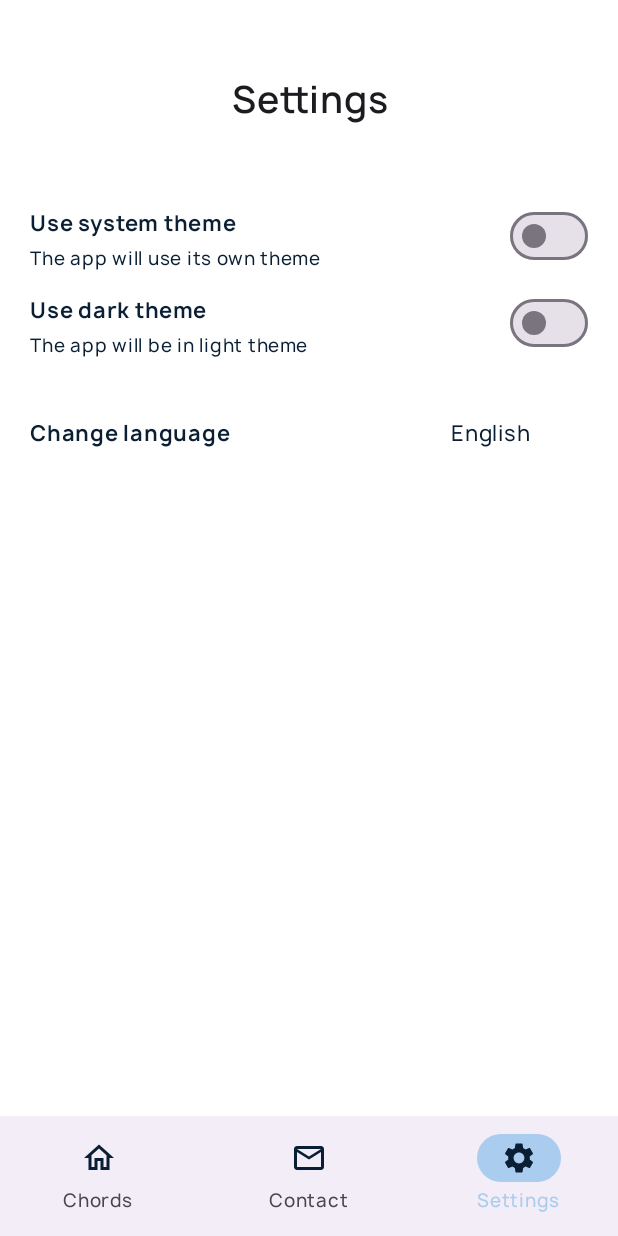
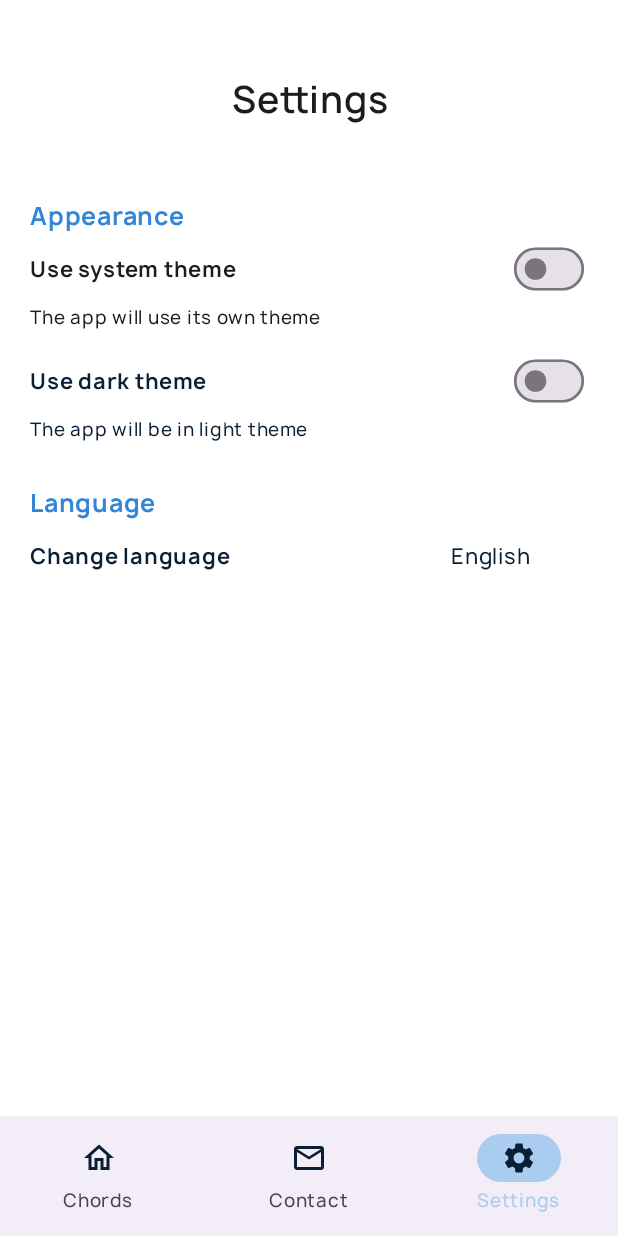
Before and after one commit to vipe1375/Kords, an Android app built with Jetpack Compose: the screen it shows after launch (MainActivity), item 3 of the bottom bar chosen, on a phone screen of 412 x 824 dp. Run offline under Robolectric (Android 15) with nearby library versions, the phone set to English and light mode, and no system bars; our stand-ins replace Firebase (no records; nobody signed in at launch, a user with empty details on screens opened directly).

Commit message:
rework of settings screen

```diff
--- a/app/src/main/java/com/vipedev/kords/MainActivity.kt
+++ b/app/src/main/java/com/vipedev/kords/MainActivity.kt
@@ -93,6 +93,14 @@ class MainActivity : ComponentActivity() {
                         hasNews = true)
                 )
 
+
+/*
+
+                val autoDownload: Boolean = dataStore.getAutoDownload.collectAsState(initial = true).value!!
+                println(autoDownload)
+*/
+
+                // var isLoading by rememberSaveable { mutableStateOf(autoDownload) }
                 var isLoading by rememberSaveable { mutableStateOf(true) }
 
                 LaunchedEffect(isLoading) // Unit is the key which determines when the effect should be run
@@ -120,6 +128,7 @@ class MainActivity : ComponentActivity() {
                     MainScreen(items = items, viewModel = viewModel, dataStore = dataStore, settingsViewModel = settingsViewModel)
                 }
 
+
             }
         }
     }
--- /dev/null
+++ b/app/src/main/java/com/vipedev/kords/settings_screen/AutoDownloadOption.kt
@@ -0,0 +1,92 @@
+package com.vipedev.kords.settings_screen
+
+import androidx.compose.foundation.clickable
+import androidx.compose.foundation.layout.Arrangement
+import androidx.compose.foundation.layout.Box
+import androidx.compose.foundation.layout.Column
+import androidx.compose.foundation.layout.Spacer
+import androidx.compose.foundation.layout.fillMaxWidth
+import androidx.compose.foundation.layout.height
+import androidx.compose.foundation.layout.padding
+import androidx.compose.foundation.layout.width
+import androidx.compose.material3.DropdownMenu
+import androidx.compose.material3.MaterialTheme
+import androidx.compose.material3.Switch
+import androidx.compose.material3.Text
+import androidx.compose.material3.TextButton
+import androidx.compose.runtime.Composable
+import androidx.compose.runtime.collectAsState
+import androidx.compose.runtime.getValue
+import androidx.compose.runtime.mutableStateOf
+import androidx.compose.runtime.rememberCoroutineScope
+import androidx.compose.runtime.saveable.rememberSaveable
+import androidx.compose.runtime.setValue
+import androidx.compose.ui.Alignment
+import androidx.compose.ui.Modifier
+import androidx.compose.ui.draw.scale
+import androidx.compose.ui.graphics.RectangleShape
+import androidx.compose.ui.platform.LocalContext
+import androidx.compose.ui.res.stringResource
+import androidx.compose.ui.text.font.FontWeight
+import androidx.compose.ui.unit.DpOffset
+import androidx.compose.ui.unit.dp
+import com.vipedev.kords.R
+import kotlinx.coroutines.launch
+
+@Composable
+fun AutoDownloadOption(dataStore: StorePreferences) {
+
+    val title = stringResource(R.string.auto_download)
+    val descriptionOn = stringResource(R.string.auto_download_on)
+    val descriptionOff = stringResource(R.string.auto_download_off)
+
+    val frac = 0.8F
+
+    // scope
+    val scope = rememberCoroutineScope()
+
+    val savedState = dataStore.getAutoDownload.collectAsState(initial = true).value!!
+
+    Column (
+        modifier = Modifier.fillMaxWidth(),
+        horizontalAlignment = Alignment.Start,
+        verticalArrangement = Arrangement.Center
+    ){
+
+        Box (
+            contentAlignment = Alignment.CenterEnd,
+            modifier = Modifier.fillMaxWidth()
+        ){
+            Text(text = title,
+                style = MaterialTheme.typography.labelLarge,
+                fontWeight = FontWeight.Bold,
+                modifier = Modifier
+                    .align(Alignment.CenterStart)
+                    .fillMaxWidth(frac)
+            )
+
+            Switch(
+                checked = savedState,
+                onCheckedChange = {
+                    scope.launch { dataStore.saveAutoDownload(!savedState) }
+                },
+                enabled = true,
+                modifier = Modifier
+                    .align(Alignment.CenterEnd)
+                    .scale(0.9f)
+            )
+        }
+
+        Text(
+            text = if (savedState) {
+                descriptionOn
+            } else {
+                descriptionOff
+            },
+            style = MaterialTheme.typography.labelMedium,
+            modifier = Modifier.fillMaxWidth(frac)
+        )
+    }
+
+    Spacer(modifier = Modifier.height(20.dp))
+}
--- /dev/null
+++ b/app/src/main/java/com/vipedev/kords/settings_screen/DownloadOption.kt
@@ -0,0 +1,58 @@
+package com.vipedev.kords.settings_screen
+
+import androidx.compose.foundation.layout.fillMaxWidth
+import androidx.compose.foundation.layout.padding
+import androidx.compose.foundation.shape.CircleShape
+import androidx.compose.material3.ButtonDefaults
+import androidx.compose.material3.MaterialTheme
+import androidx.compose.material3.OutlinedButton
+import androidx.compose.material3.Text
+import androidx.compose.material3.TextButton
+import androidx.compose.runtime.Composable
+import androidx.compose.runtime.collectAsState
+import androidx.compose.runtime.getValue
+import androidx.compose.runtime.mutableStateOf
+import androidx.compose.runtime.remember
+import androidx.compose.runtime.rememberCoroutineScope
+import androidx.compose.runtime.setValue
+import androidx.compose.ui.Alignment
+import androidx.compose.ui.Modifier
+import androidx.compose.ui.graphics.RectangleShape
+import androidx.compose.ui.res.stringResource
+import androidx.compose.ui.text.font.FontWeight
+import androidx.compose.ui.text.style.TextAlign
+import androidx.compose.ui.unit.dp
+import com.vipedev.kords.R
+import kotlinx.coroutines.launch
+
+
+@Composable
+fun DownloadOption(viewModel: SettingsViewModel, dataStore: StorePreferences) {
+
+    val title = stringResource(R.string.update_chords_title)
+    val autoDownload : Boolean = dataStore.getAutoDownload.collectAsState(initial = true).value!!
+
+    val scope = rememberCoroutineScope()
+
+    OutlinedButton(
+        onClick = {
+            scope.launch { viewModel.downloadChords() }
+        },
+        modifier = Modifier.fillMaxWidth(),
+        shape = CircleShape,
+    )
+    {
+        Text(text = title,
+            modifier = Modifier.fillMaxWidth(),
+            style = MaterialTheme.typography.labelLarge,
+            fontWeight = FontWeight.Bold,
+            textAlign = TextAlign.Start,
+            color = if (viewModel.isDownloading) {
+                    MaterialTheme.colorScheme.scrim
+                } else {
+                    MaterialTheme.colorScheme.onPrimary
+                }
+
+        )
+    }
+}
--- a/app/src/main/java/com/vipedev/kords/settings_screen/OptionDisplay.kt
+++ b/app/src/main/java/com/vipedev/kords/settings_screen/LanguageOption.kt
@@ -1,7 +1,6 @@
 package com.vipedev.kords.settings_screen
 
 import androidx.compose.foundation.clickable
-import androidx.compose.foundation.layout.Arrangement
 import androidx.compose.foundation.layout.Box
 import androidx.compose.foundation.layout.Column
 import androidx.compose.foundation.layout.Spacer
@@ -11,96 +10,36 @@ import androidx.compose.foundation.layout.padding
 import androidx.compose.foundation.layout.width
 import androidx.compose.material3.DropdownMenu
 import androidx.compose.material3.MaterialTheme
-import androidx.compose.material3.Switch
 import androidx.compose.material3.Text
 import androidx.compose.material3.TextButton
 import androidx.compose.runtime.Composable
-import androidx.compose.runtime.collectAsState
 import androidx.compose.runtime.getValue
 import androidx.compose.runtime.mutableStateOf
-import androidx.compose.runtime.rememberCoroutineScope
 import androidx.compose.runtime.saveable.rememberSaveable
 import androidx.compose.runtime.setValue
 import androidx.compose.ui.Alignment
 import androidx.compose.ui.Modifier
 import androidx.compose.ui.graphics.RectangleShape
 import androidx.compose.ui.platform.LocalContext
+import androidx.compose.ui.res.stringResource
 import androidx.compose.ui.text.font.FontWeight
 import androidx.compose.ui.unit.DpOffset
 import androidx.compose.ui.unit.dp
-import kotlinx.coroutines.launch
+import com.vipedev.kords.R
+
+class LanguageItem(
+    val title: String,
+    val id: String
+)
 
 @Composable
-fun ToggleOption(viewModel: SettingsViewModel, dataStore: StorePreferences, option : ToggleOptionItem) {
+fun LanguageOption(viewModel: SettingsViewModel) {
 
-    // scope
-    val scope = rememberCoroutineScope()
+    val title = stringResource(R.string.change_language_text)
+    val enabled = true
 
-    val useSystemTheme = dataStore.getUseSystemTheme.collectAsState(initial = true).value!!
+    val languages = listOf(LanguageItem("Français", "fr"), LanguageItem("English", "en"))
 
-    val savedState = if (option.id==0) {
-        dataStore.getUseSystemTheme.collectAsState(initial = true).value!!
-    } else {
-        dataStore.getUseDarkTheme.collectAsState(initial = true).value!!
-    }
-
-    Column (
-        modifier = Modifier.fillMaxWidth(),
-        horizontalAlignment = Alignment.Start,
-        verticalArrangement = Arrangement.Center
-    ){
-
-        Box (
-            contentAlignment = Alignment.CenterEnd
-        ){
-            Column (
-                modifier = Modifier
-                    .padding(end = 20.dp)
-                    .align(Alignment.CenterStart)
-                    .fillMaxWidth()
-            ){
-                Text(text = option.title,
-                    style = MaterialTheme.typography.labelLarge,
-                    fontWeight = FontWeight.Bold,
-                    modifier = Modifier.padding(vertical = 5.dp),
-                    color = when(useSystemTheme && option.id == 1) {
-                        false -> MaterialTheme.colorScheme.onPrimary
-                        true -> MaterialTheme.colorScheme.scrim}
-                )
-
-                Text(text =
-                        if (savedState) {
-                            option.description_on
-                        } else {
-                                option.description_off
-                        },
-                    style = MaterialTheme.typography.labelMedium,
-                    color = when(useSystemTheme && option.id == 1) {
-                        false -> MaterialTheme.colorScheme.onPrimary
-                        true -> MaterialTheme.colorScheme.scrim}
-                )
-            }
-
-
-            Switch(
-                checked = savedState,
-                onCheckedChange = {
-                    if (option.id == 0) {
-                        scope.launch { dataStore.saveUseSystemTheme(!savedState) }
-                    } else {
-                        scope.launch { dataStore.saveUseDarkTheme(!savedState) }
-                    }
-                },
-                enabled = !(useSystemTheme && option.id == 1)
-            )
-        }
-    }
-
-    Spacer(modifier = Modifier.height(10.dp))
-}
-
-@Composable
-fun ListOption(viewModel: SettingsViewModel, option: ListOptionItem) {
     var newLocale by rememberSaveable {
         mutableStateOf("")
     }
@@ -116,14 +55,14 @@ fun ListOption(viewModel: SettingsViewModel, option: ListOptionItem) {
                 },
             contentAlignment = Alignment.CenterEnd
         ){
-            Text(text = option.title,
+            Text(text = title,
                 style = MaterialTheme.typography.labelLarge,
                 fontWeight = FontWeight.Bold,
                 modifier = Modifier
                     .padding(vertical = 5.dp)
                     .align(Alignment.CenterStart),
 
-                color = when(option.enabled) {
+                color = when(enabled) {
                     true -> MaterialTheme.colorScheme.onPrimary
                     false -> MaterialTheme.colorScheme.scrim}
             )
@@ -148,7 +87,7 @@ fun ListOption(viewModel: SettingsViewModel, option: ListOptionItem) {
                 ) {
 
                     // dropdown items
-                    option.items.forEach { item ->
+                    languages.forEach { item ->
                         TextButton(
                             onClick = {
                                 viewModel.changeDropdownState(false)
@@ -159,7 +98,7 @@ fun ListOption(viewModel: SettingsViewModel, option: ListOptionItem) {
                                 style = MaterialTheme.typography.labelLarge,
                                 fontWeight = FontWeight.Bold,
                                 modifier = Modifier.padding(vertical = 10.dp, horizontal = 15.dp),
-                                color = when(option.enabled) {
+                                color = when(enabled) {
                                     true -> MaterialTheme.colorScheme.onPrimary
                                     false -> MaterialTheme.colorScheme.scrim}
                             )
--- a/app/src/main/java/com/vipedev/kords/settings_screen/OptionItem.kt
+++ /dev/null
@@ -1,24 +0,0 @@
-package com.vipedev.kords.settings_screen
-
-class ToggleOptionItem(
-    val title: String,
-    val id: Int,
-    val description_on: String,
-    val description_off: String,
-    val enabled: Boolean,
-    //val key: String
-
-)
-
-class ListOptionItem(
-    val title: String,
-    val description: String,
-    val enabled: Boolean,
-    val items: List<LanguageItem>
-    //val key: String
-)
-
-class LanguageItem (
-    val title: String,
-    val id: String
-)
--- a/app/src/main/java/com/vipedev/kords/settings_screen/SettingsScreen.kt
+++ b/app/src/main/java/com/vipedev/kords/settings_screen/SettingsScreen.kt
@@ -10,9 +10,12 @@ import androidx.compose.material3.MaterialTheme
 import androidx.compose.material3.Surface
 import androidx.compose.material3.Text
 import androidx.compose.runtime.Composable
+import androidx.compose.runtime.collectAsState
 import androidx.compose.ui.Alignment
 import androidx.compose.ui.Modifier
 import androidx.compose.ui.res.stringResource
+import androidx.compose.ui.text.TextStyle
+import androidx.compose.ui.text.font.FontWeight
 import androidx.compose.ui.text.style.TextAlign
 import androidx.compose.ui.unit.dp
 import com.vipedev.kords.R
@@ -20,24 +23,6 @@ import com.vipedev.kords.R
 
 @Composable
 fun SettingsScreen(dataStore: StorePreferences, viewModel: SettingsViewModel) {
-
-    val systemThemeOption = ToggleOptionItem(title = stringResource(R.string.use_system_theme),
-        id = 0,
-        description_on = stringResource(R.string.use_system_theme_on),
-        description_off = stringResource(R.string.use_system_theme_off),
-        enabled = true)
-
-    val darkThemeOption = ToggleOptionItem(title = stringResource(R.string.use_dark_theme),
-        id = 1,
-        description_on = stringResource(R.string.use_dark_theme_on),
-        description_off = stringResource(R.string.use_dark_theme_off),
-        enabled = true )
-
-    val languageOption = ListOptionItem(title = stringResource(R.string.change_language_text),
-        description = "",
-        enabled = true,
-        listOf(LanguageItem("Français", "fr"), LanguageItem("English", "en"))
-    )
 
     Surface(
         color = MaterialTheme.colorScheme.surface,
@@ -54,13 +39,48 @@ fun SettingsScreen(dataStore: StorePreferences, viewModel: SettingsViewModel) {
 
             Spacer(modifier = Modifier.height(50.dp))
 
-            ToggleOption(viewModel = viewModel, dataStore = dataStore, option = systemThemeOption)
+            // Appearance
+            Text(text = stringResource(R.string.appearance_options_header),
+                modifier = Modifier.fillMaxWidth(),
+                style = MaterialTheme.typography.bodySmall,
+                color = MaterialTheme.colorScheme.primary,
+                textAlign = TextAlign.Start,
+                fontWeight = FontWeight.Bold
+            )
 
-            ToggleOption(viewModel = viewModel, dataStore = dataStore, option = darkThemeOption)
+            UseSystemThemeOption(viewModel = viewModel, dataStore = dataStore)
 
-            Spacer(modifier = Modifier.height(15.dp))
+            UseDarkThemeOption(viewModel = viewModel, dataStore = dataStore)
 
-            ListOption(viewModel = viewModel, option = languageOption)
+            Spacer(modifier = Modifier.height(20.dp))
+
+            // Language
+            Text(text = stringResource(R.string.language_options_header),
+                modifier = Modifier.fillMaxWidth(),
+                style = MaterialTheme.typography.bodySmall,
+                color = MaterialTheme.colorScheme.primary,
+                textAlign = TextAlign.Start,
+                fontWeight = FontWeight.Bold
+            )
+
+            LanguageOption(viewModel = viewModel)
+
+            Spacer(modifier = Modifier.height(20.dp))
+/*
+            // Updates
+            Text(text = stringResource(R.string.auto_download_options_header),
+                modifier = Modifier.fillMaxWidth(),
+                style = MaterialTheme.typography.bodySmall,
+                color = MaterialTheme.colorScheme.primary,
+                textAlign = TextAlign.Start,
+                fontWeight = FontWeight.Bold
+            )
+
+            AutoDownloadOption(dataStore = dataStore)
+
+            if (!dataStore.getAutoDownload.collectAsState(initial = true).value!!) {
+                DownloadOption(viewModel = viewModel, dataStore = dataStore)
+            }*/
         }
     }
 }
--- a/app/src/main/java/com/vipedev/kords/settings_screen/SettingsViewModel.kt
+++ b/app/src/main/java/com/vipedev/kords/settings_screen/SettingsViewModel.kt
@@ -15,6 +15,8 @@ import androidx.compose.runtime.setValue
 import androidx.core.os.ConfigurationCompat
 import androidx.core.os.LocaleListCompat
 import com.vipedev.kords.R
+import com.vipedev.kords.chords.database.fetchChordsData
+import kotlinx.coroutines.delay
 import kotlinx.coroutines.flow.Flow
 import java.util.Locale
 
@@ -22,7 +24,10 @@ class SettingsViewModel (
     dataStore: StorePreferences
 
 ){
+    val dataStore = dataStore
 
+    var isDownloading by mutableStateOf(false)
+        private set
 
     // list options
     var isDropdownVisible by mutableStateOf(false)
@@ -30,8 +35,17 @@ class SettingsViewModel (
 
     private val languagesList :Map<String, String> = mapOf("fr" to "Français", "en" to "English")
 
+    var autoDownload by mutableStateOf(true)
+        private set
+
     fun changeDropdownState(newState: Boolean) {
         isDropdownVisible = newState
+    }
+
+    suspend fun downloadChords() {
+        isDownloading = true
+        delay(1000)
+        isDownloading = false
     }
 
     fun localeSelection(context: Context, localeTag: String) {
--- a/app/src/main/java/com/vipedev/kords/settings_screen/StorePreferences.kt
+++ b/app/src/main/java/com/vipedev/kords/settings_screen/StorePreferences.kt
@@ -19,6 +19,7 @@ class StorePreferences (
         private val Context.dataStore: DataStore<Preferences> by preferencesDataStore("userPreferences")
         val USE_SYSTEM_THEME_KEY = booleanPreferencesKey("use_system_theme")
         val USE_DARK_THEME_KEY = booleanPreferencesKey("use_dark_theme")
+        val AUTO_DOWNLOAD_KEY = booleanPreferencesKey("auto_download")
     }
 
     val getUseSystemTheme: Flow<Boolean?> = context.dataStore.data.map {
@@ -36,4 +37,12 @@ class StorePreferences (
     suspend fun saveUseDarkTheme(state: Boolean) {
         context.dataStore.edit { preferences -> preferences[USE_DARK_THEME_KEY] = state }
     }
+
+    val getAutoDownload: Flow<Boolean?> = context.dataStore.data.map {
+            preferences -> preferences[AUTO_DOWNLOAD_KEY] ?: false
+    }
+
+    suspend fun saveAutoDownload(state: Boolean) {
+        context.dataStore.edit { preferences -> preferences[AUTO_DOWNLOAD_KEY] = state }
+    }
 }
--- /dev/null
+++ b/app/src/main/java/com/vipedev/kords/settings_screen/UseDarkThemeOption.kt
@@ -0,0 +1,86 @@
+package com.vipedev.kords.settings_screen
+
+import androidx.compose.foundation.layout.Arrangement
+import androidx.compose.foundation.layout.Box
+import androidx.compose.foundation.layout.Column
+import androidx.compose.foundation.layout.Spacer
+import androidx.compose.foundation.layout.fillMaxWidth
+import androidx.compose.foundation.layout.height
+import androidx.compose.foundation.layout.padding
+import androidx.compose.material3.MaterialTheme
+import androidx.compose.material3.Switch
+import androidx.compose.material3.Text
+import androidx.compose.runtime.Composable
+import androidx.compose.runtime.collectAsState
+import androidx.compose.runtime.rememberCoroutineScope
+import androidx.compose.ui.Alignment
+import androidx.compose.ui.Modifier
+import androidx.compose.ui.draw.scale
+import androidx.compose.ui.res.stringResource
+import androidx.compose.ui.text.font.FontWeight
+import androidx.compose.ui.unit.dp
+import com.vipedev.kords.R
+import kotlinx.coroutines.launch
+
+@Composable
+fun UseDarkThemeOption(viewModel: SettingsViewModel, dataStore: StorePreferences) {
+
+    val title = stringResource(R.string.use_dark_theme)
+    val descriptionOn = stringResource(R.string.use_dark_theme_on)
+    val descriptionOff = stringResource(R.string.use_dark_theme_off)
+
+    // scope
+    val scope = rememberCoroutineScope()
+
+    val useSystemTheme = dataStore.getUseSystemTheme.collectAsState(initial = true).value!!
+
+    val savedState = dataStore.getUseDarkTheme.collectAsState(initial = true).value!!
+
+
+    Column (
+        modifier = Modifier.fillMaxWidth(),
+        horizontalAlignment = Alignment.Start,
+        verticalArrangement = Arrangement.Center
+    ){
+
+        Box (
+            contentAlignment = Alignment.CenterStart,
+            modifier = Modifier.fillMaxWidth()
+        ){
+
+            Text(text = title,
+                style = MaterialTheme.typography.labelLarge,
+                fontWeight = FontWeight.Bold,
+                modifier = Modifier.padding(vertical = 5.dp),
+                color = when(useSystemTheme) {
+                    false -> MaterialTheme.colorScheme.onPrimary
+                    true -> MaterialTheme.colorScheme.scrim}
+            )
+
+            Switch(
+                checked = savedState,
+                onCheckedChange = {
+                    scope.launch { dataStore.saveUseDarkTheme(!savedState) }
+                },
+                enabled = !(useSystemTheme),
+                modifier = Modifier
+                    .align(Alignment.CenterEnd)
+                    .scale(0.9f)
+            )
+        }
+
+        Text(text =
+                if (savedState) {
+                    descriptionOn
+                } else {
+                    descriptionOff
+                },
+            style = MaterialTheme.typography.labelMedium,
+            color = when(useSystemTheme) {
+                false -> MaterialTheme.colorScheme.onPrimary
+                true -> MaterialTheme.colorScheme.scrim}
+            )
+    }
+
+    Spacer(modifier = Modifier.height(10.dp))
+}
--- /dev/null
+++ b/app/src/main/java/com/vipedev/kords/settings_screen/UseSystemThemeOption.kt
@@ -0,0 +1,76 @@
+package com.vipedev.kords.settings_screen
+
+import androidx.compose.foundation.layout.Arrangement
+import androidx.compose.foundation.layout.Box
+import androidx.compose.foundation.layout.Column
+import androidx.compose.foundation.layout.Spacer
+import androidx.compose.foundation.layout.fillMaxWidth
+import androidx.compose.foundation.layout.height
+import androidx.compose.foundation.layout.padding
+import androidx.compose.foundation.layout.size
+import androidx.compose.material3.MaterialTheme
+import androidx.compose.material3.Switch
+import androidx.compose.material3.Text
+import androidx.compose.runtime.Composable
+import androidx.compose.runtime.collectAsState
+import androidx.compose.runtime.rememberCoroutineScope
+import androidx.compose.ui.Alignment
+import androidx.compose.ui.Modifier
+import androidx.compose.ui.draw.scale
+import androidx.compose.ui.res.stringResource
+import androidx.compose.ui.text.font.FontWeight
+import androidx.compose.ui.unit.dp
+import com.vipedev.kords.R
+import kotlinx.coroutines.launch
+
+@Composable
+fun UseSystemThemeOption(viewModel: SettingsViewModel, dataStore: StorePreferences) {
+
+    // scope
+    val scope = rememberCoroutineScope()
+
+    val useSystemTheme = dataStore.getUseSystemTheme.collectAsState(initial = true).value!!
+
+    val title = stringResource(R.string.use_system_theme)
+    val descriptionOn = stringResource(R.string.use_system_theme_on)
+    val descriptionOff = stringResource(R.string.use_system_theme_off)
+
+    Column (
+        modifier = Modifier.fillMaxWidth(),
+        horizontalAlignment = Alignment.Start,
+        verticalArrangement = Arrangement.Center
+    ){
+
+        Box (
+            contentAlignment = Alignment.CenterStart,
+            modifier = Modifier.fillMaxWidth()
+        ){
+
+            Text(text = title,
+                style = MaterialTheme.typography.labelLarge,
+                fontWeight = FontWeight.Bold
+            )
+
+            Switch(
+                checked = useSystemTheme,
+                onCheckedChange = {
+                    scope.launch { dataStore.saveUseSystemTheme(!useSystemTheme) }
+                },
+                enabled = true,
+                modifier = Modifier
+                    .align(Alignment.CenterEnd)
+                    .scale(0.9f)
+            )
+        }
+
+        Text(text = if (useSystemTheme) {
+                descriptionOn
+            } else {
+                descriptionOff
+            },
+            style = MaterialTheme.typography.labelMedium
+        )
+    }
+
+    Spacer(modifier = Modifier.height(10.dp))
+}
--- a/app/src/main/res/values/strings.xml
+++ b/app/src/main/res/values/strings.xml
@@ -32,5 +32,12 @@
     <string name="contact_nav_item">Contact</string>
     <string name="contact_twitter" translatable="false">Twitter/X : @vipe1375</string>
     <string name="contact_discord" translatable="false">Discord : vipe1375</string>
+    <string name="auto_download">Enable automatic update of chords</string>
+    <string name="auto_download_on">Chords will be updated when the app is launched</string>
+    <string name="auto_download_off">Chords won\'t be updated when the app is launched</string>
+    <string name="appearance_options_header">Appearance</string>
+    <string name="language_options_header">Language</string>
+    <string name="auto_download_options_header">Chords updates</string>
+    <string name="update_chords_title">Update chords</string>
 
 </resources>
```
Also changed, not shown: 1 other file.
